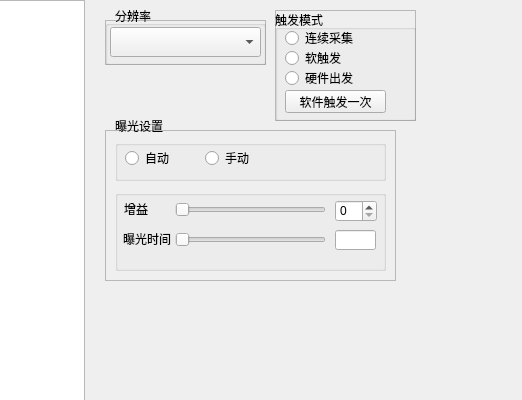
Before: the Qt Designer form QtCamUse2/QtCamUse.ui in sykzhong/QtCamUse, drawn with Qt 5; both pictures show x 725 to 1247 and y 0 to 400 of the 1247 by 688 pixel window.
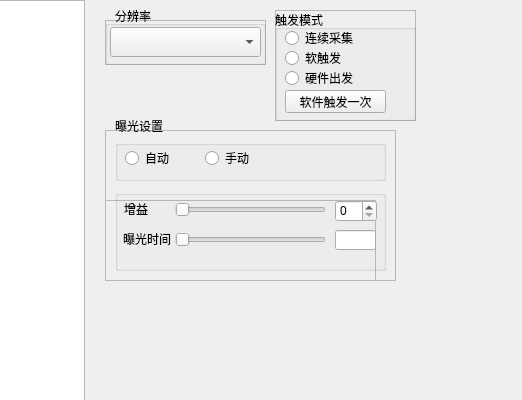
After: the same form once the commit is applied.

The edit to the form file:
```diff
--- a/QtCamUse2/QtCamUse.ui
+++ b/QtCamUse2/QtCamUse.ui
@@ -211,6 +211,22 @@
       </property>
      </widget>
     </widget>
+    <widget class="QFrame" name="exposure_manual">
+     <property name="geometry">
+      <rect>
+       <x>0</x>
+       <y>70</y>
+       <width>271</width>
+       <height>81</height>
+      </rect>
+     </property>
+     <property name="frameShape">
+      <enum>QFrame::StyledPanel</enum>
+     </property>
+     <property name="frameShadow">
+      <enum>QFrame::Raised</enum>
+     </property>
+    </widget>
     <widget class="QGroupBox" name="groupBox_3">
      <property name="geometry">
       <rect>
```
Left out of the diff: 4 changed lines with no effect on the pictures.
